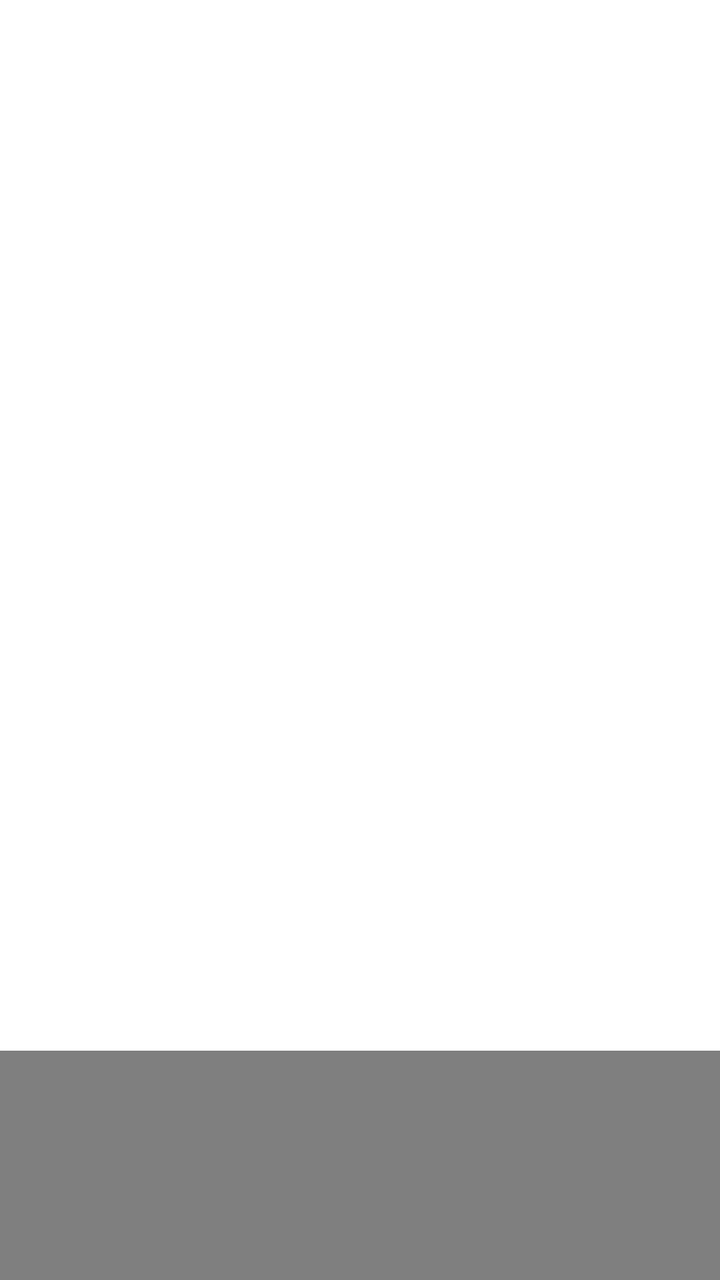
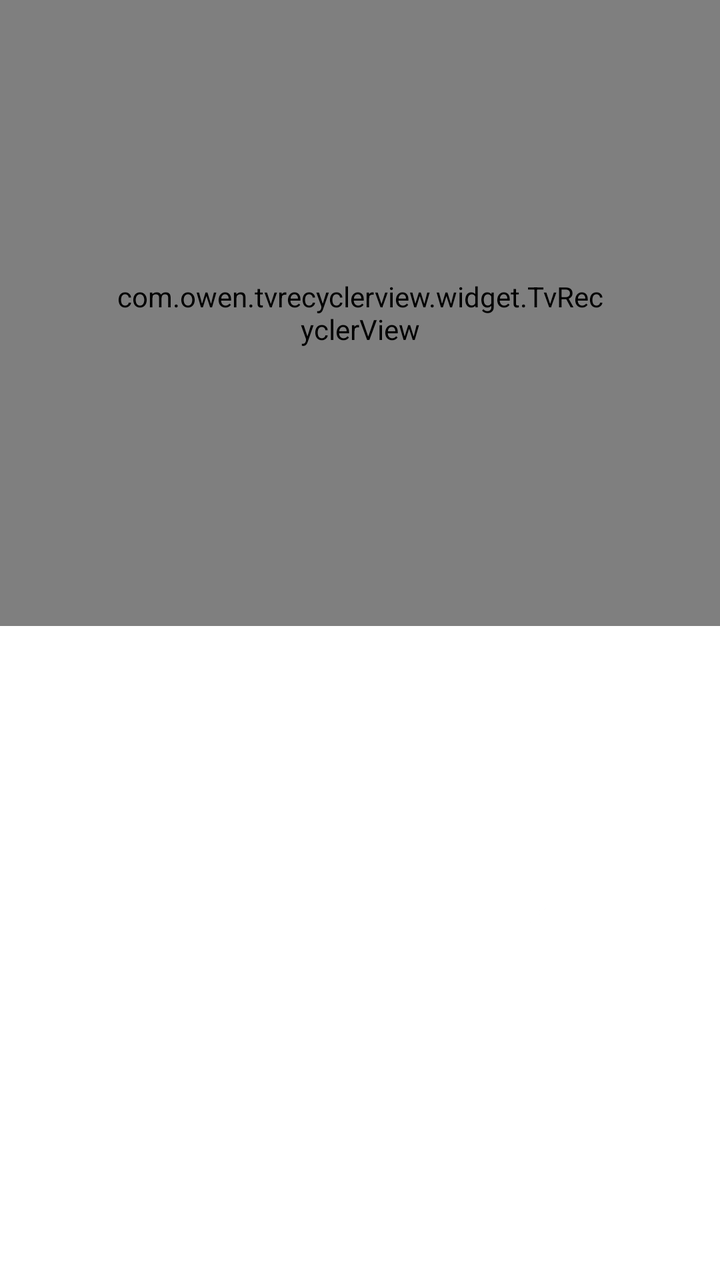

Before-and-after screenshots of an Android layout around one commit, followed by the original layout XML and the change that was made.
<!-- AndroidManifest.xml: application theme AppTheme.NoActionBar -->
<!-- res/layout/activity_collect.xml -->
<?xml version="1.0" encoding="utf-8"?>
<LinearLayout xmlns:android="http://schemas.android.com/apk/res/android"
    xmlns:app="http://schemas.android.com/apk/res-auto"
    android:layout_width="match_parent"
    android:layout_height="match_parent"
    android:orientation="vertical">

    <LinearLayout
        android:layout_width="match_parent"
        android:layout_height="wrap_content"
        android:orientation="horizontal"
        android:paddingLeft="@dimen/vs_50"
        android:paddingTop="@dimen/vs_20"
        android:paddingRight="@dimen/vs_50"
        android:paddingBottom="@dimen/vs_20">

        <TextView
            android:layout_width="wrap_content"
            android:layout_height="@dimen/vs_50"
            android:drawablePadding="@dimen/vs_10"
            android:gravity="center"
            android:text="收藏夹"
            android:textColor="@android:color/white"
            android:textSize="@dimen/ts_34"
            android:textStyle="bold" />

        <Space
            android:layout_width="0dp"
            android:layout_height="wrap_content"
            android:layout_weight="1" />

        <TextView
            android:id="@+id/tvDelTip"
            android:layout_width="wrap_content"
            android:layout_height="@dimen/vs_50"
            android:layout_gravity="center"
            android:layout_marginRight="@dimen/vs_10"
            android:focusable="false"
            android:focusableInTouchMode="false"
            android:gravity="center"
            android:text="确定键删除当前选中收藏"
            android:textColor="@android:color/white"
            android:textSize="@dimen/ts_22"
            android:visibility="gone" />

        <ImageView
            android:id="@+id/tvDelete"
            android:layout_width="@dimen/vs_50"
            android:layout_height="@dimen/vs_50"
            android:layout_marginStart="@dimen/vs_10"
            android:layout_marginEnd="@dimen/vs_10"
            android:gravity="center"
            android:background="@drawable/button_dialog_vod"
            android:focusable="false"
            android:focusableInTouchMode="false"
            android:padding="@dimen/vs_5"
            android:src="@drawable/icon_delete" />

        <ImageView
            android:id="@+id/tvClear"
            android:layout_width="@dimen/vs_50"
            android:layout_height="@dimen/vs_50"
            android:layout_marginStart="@dimen/vs_10"
            android:layout_marginEnd="@dimen/vs_10"
            android:gravity="center"
            android:background="@drawable/button_dialog_vod"
            android:focusable="false"
            android:focusableInTouchMode="false"
            android:padding="@dimen/vs_5"
            android:src="@drawable/icon_clear" />
    </LinearLayout>

    <com.owen.tvrecyclerview.widget.TvRecyclerView
        android:id="@+id/mGridView"
        android:layout_width="match_parent"
        android:layout_height="match_parent"
        android:paddingLeft="@dimen/vs_10"
        android:paddingTop="@dimen/vs_10"
        android:paddingRight="@dimen/vs_10"
        android:paddingBottom="@dimen/vs_10"
        app:tv_horizontalSpacingWithMargins="@dimen/vs_10"
        app:tv_selectedItemIsCentered="false"
        app:tv_verticalSpacingWithMargins="@dimen/vs_10" />
</LinearLayout>
<!-- resources referenced by this layout -->
<resources>
  <dimen name="ts_22">15mm</dimen>
  <dimen name="ts_34">19mm</dimen>
  <dimen name="vs_10">10mm</dimen>
  <dimen name="vs_20">20mm</dimen>
  <dimen name="vs_5">5mm</dimen>
  <dimen name="vs_50">50mm</dimen>
  <!-- drawable button_dialog_vod (drawable) -->
  <?xml version="1.0" encoding="utf-8"?>
  <selector xmlns:android="http://schemas.android.com/apk/res/android">
      <item android:state_focused="true" android:state_pressed="true">
          <shape>
              <corners android:radius="@dimen/vs_30" />
              <solid android:color="@color/color_BD0CADE2" />
          </shape>
      </item>
      <item android:state_focused="false" android:state_pressed="true">
          <shape>
              <corners android:radius="@dimen/vs_30" />
              <solid android:color="@color/color_BD0CADE2" />
          </shape>
      </item>
      <item android:state_focused="true">
          <shape>
              <corners android:radius="@dimen/vs_30" />
              <solid android:color="@color/color_BD0CADE2" />
          </shape>
      </item>
      <item android:state_focused="false" android:state_pressed="false">
          <shape>
              <corners android:radius="@dimen/vs_30" />
              <solid android:color="@android:color/transparent" />
          </shape>
      </item>
  </selector>
  <!-- drawable icon_clear (drawable) -->
  <vector android:height="24dp" android:tint="#FFFFFF"
      android:viewportHeight="24" android:viewportWidth="24"
      android:width="24dp" xmlns:android="http://schemas.android.com/apk/res/android">
      <path android:fillColor="@android:color/white" android:pathData="M5,13h14v-2L5,11v2zM3,17h14v-2L3,15v2zM7,7v2h14L21,7L7,7z"/>
  </vector>
  <!-- drawable icon_delete (drawable) -->
  <vector android:height="24dp" android:tint="#FFFFFF"
      android:viewportHeight="24" android:viewportWidth="24"
      android:width="24dp" xmlns:android="http://schemas.android.com/apk/res/android">
    <path android:fillColor="@android:color/white" android:pathData="M6,19c0,1.1 0.9,2 2,2h8c1.1,0 2,-0.9 2,-2L18,7L6,7v12zM8,9h8v10L8,19L8,9zM15.5,4l-1,-1h-5l-1,1L5,4v2h14L19,4z"/>
  </vector>
  <style name="AppTheme.NoActionBar" parent="AppTheme">
          <item name="android:windowActionBar">false</item>
          <item name="android:windowNoTitle">true</item>
          <item name="windowActionBar">false</item>
          <item name="android:windowFullscreen">true</item>//全屏即无通知栏
          <item name="android:windowContentOverlay">@null</item>//是否有遮盖
          <item name="windowNoTitle">true</item>
          <item name="android:keepScreenOn">true</item>
          
          <item name="android:windowBackground">@android:color/transparent</item>
      </style>
  <dimen name="vs_30">30mm</dimen>
  <color name="color_BD0CADE2">#BD0CADE2</color>
  <style name="AppTheme" parent="Theme.AppCompat.Light.DarkActionBar">
          
          <item name="colorPrimary">@color/color_6200EE</item>
          <item name="colorPrimaryDark">@color/color_3700B3</item>
          <item name="colorAccent">@color/color_03DAC5</item>
      </style>
  <color name="color_6200EE">#6200EE</color>
  <color name="color_3700B3">#3700B3</color>
  <color name="color_03DAC5">#03DAC5</color>
</resources>

<!-- the commit's change to res/layout/activity_collect.xml (unified diff, before → after) -->
@@ -5,75 +5,11 @@
     android:layout_height="match_parent"
     android:orientation="vertical">
 
-    <LinearLayout
-        android:layout_width="match_parent"
-        android:layout_height="wrap_content"
-        android:orientation="horizontal"
-        android:paddingLeft="@dimen/vs_50"
-        android:paddingTop="@dimen/vs_20"
-        android:paddingRight="@dimen/vs_50"
-        android:paddingBottom="@dimen/vs_20">
-
-        <TextView
-            android:layout_width="wrap_content"
-            android:layout_height="@dimen/vs_50"
-            android:drawablePadding="@dimen/vs_10"
-            android:gravity="center"
-            android:text="收藏夹"
-            android:textColor="@android:color/white"
-            android:textSize="@dimen/ts_34"
-            android:textStyle="bold" />
-
-        <Space
-            android:layout_width="0dp"
-            android:layout_height="wrap_content"
-            android:layout_weight="1" />
-
-        <TextView
-            android:id="@+id/tvDelTip"
-            android:layout_width="wrap_content"
-            android:layout_height="@dimen/vs_50"
-            android:layout_gravity="center"
-            android:layout_marginRight="@dimen/vs_10"
-            android:focusable="false"
-            android:focusableInTouchMode="false"
-            android:gravity="center"
-            android:text="确定键删除当前选中收藏"
-            android:textColor="@android:color/white"
-            android:textSize="@dimen/ts_22"
-            android:visibility="gone" />
-
-        <ImageView
-            android:id="@+id/tvDelete"
-            android:layout_width="@dimen/vs_50"
-            android:layout_height="@dimen/vs_50"
-            android:layout_marginStart="@dimen/vs_10"
-            android:layout_marginEnd="@dimen/vs_10"
-            android:gravity="center"
-            android:background="@drawable/button_dialog_vod"
-            android:focusable="false"
-            android:focusableInTouchMode="false"
-            android:padding="@dimen/vs_5"
-            android:src="@drawable/icon_delete" />
-
-        <ImageView
-            android:id="@+id/tvClear"
-            android:layout_width="@dimen/vs_50"
-            android:layout_height="@dimen/vs_50"
-            android:layout_marginStart="@dimen/vs_10"
-            android:layout_marginEnd="@dimen/vs_10"
-            android:gravity="center"
-            android:background="@drawable/button_dialog_vod"
-            android:focusable="false"
-            android:focusableInTouchMode="false"
-            android:padding="@dimen/vs_5"
-            android:src="@drawable/icon_clear" />
-    </LinearLayout>
-
     <com.owen.tvrecyclerview.widget.TvRecyclerView
         android:id="@+id/mGridView"
         android:layout_width="match_parent"
-        android:layout_height="match_parent"
+        android:layout_height="@dimen/vs_0"
+        android:layout_weight="1"
         android:paddingLeft="@dimen/vs_10"
         android:paddingTop="@dimen/vs_10"
         android:paddingRight="@dimen/vs_10"
@@ -81,4 +17,67 @@
         app:tv_horizontalSpacingWithMargins="@dimen/vs_10"
         app:tv_selectedItemIsCentered="false"
         app:tv_verticalSpacingWithMargins="@dimen/vs_10" />
+
+    <TextView
+        android:id="@+id/tvDelTip"
+        android:layout_width="match_parent"
+        android:layout_height="wrap_content"
+        android:layout_marginBottom="@dimen/vs_4"
+        android:gravity="center"
+        android:text="确定键删除当前选中收藏"
+        android:textColor="@android:color/white"
+        android:textSize="@dimen/ts_18"
+        android:visibility="gone" />
+
+    
+    <LinearLayout
+        android:layout_width="match_parent"
+        android:layout_height="wrap_content"
+        android:gravity="center_vertical"
+        android:orientation="horizontal"
+        android:paddingLeft="@dimen/vs_12"
+        android:paddingTop="@dimen/vs_4"
+        android:paddingRight="@dimen/vs_12"
+        android:paddingBottom="@dimen/vs_12">
+
+        <ImageView
+            android:id="@+id/tvDelete"
+            android:layout_width="@dimen/vs_0"
+            android:layout_height="@dimen/vs_40"
+            android:layout_weight="1"
+            android:layout_marginRight="@dimen/vs_4"
+            android:background="@drawable/button_dialog_vod"
+            android:focusable="false"
+            android:focusableInTouchMode="false"
+            android:padding="@dimen/vs_6"
+            android:scaleType="centerInside"
+            android:src="@drawable/icon_delete" />
+
+        <ImageView
+            android:id="@+id/tvClear"
+            android:layout_width="@dimen/vs_0"
+            android:layout_height="@dimen/vs_40"
+            android:layout_weight="1"
+            android:layout_marginLeft="@dimen/vs_4"
+            android:layout_marginRight="@dimen/vs_4"
+            android:background="@drawable/button_dialog_vod"
+            android:focusable="false"
+            android:focusableInTouchMode="false"
+            android:padding="@dimen/vs_6"
+            android:scaleType="centerInside"
+            android:src="@drawable/icon_clear" />
+
+        <ImageView
+            android:id="@+id/tvBack"
+            android:layout_width="@dimen/vs_0"
+            android:layout_height="@dimen/vs_40"
+            android:layout_weight="1"
+            android:layout_marginLeft="@dimen/vs_4"
+            android:background="@drawable/button_dialog_vod"
+            android:focusable="false"
+            android:focusableInTouchMode="false"
+            android:padding="@dimen/vs_6"
+            android:scaleType="centerInside"
+            android:src="@drawable/icon_back" />
+    </LinearLayout>
 </LinearLayout>
<!-- resource entries referenced after the edit -->
@@ -1,11 +1,12 @@
 <!-- resources referenced by this layout -->
 <resources>
-  <dimen name="ts_22">15mm</dimen>
-  <dimen name="ts_34">19mm</dimen>
+  <dimen name="ts_18">13mm</dimen>
+  <dimen name="vs_0">0mm</dimen>
   <dimen name="vs_10">10mm</dimen>
-  <dimen name="vs_20">20mm</dimen>
-  <dimen name="vs_5">5mm</dimen>
-  <dimen name="vs_50">50mm</dimen>
+  <dimen name="vs_12">12mm</dimen>
+  <dimen name="vs_4">4mm</dimen>
+  <dimen name="vs_40">40mm</dimen>
+  <dimen name="vs_6">6mm</dimen>
   <!-- drawable button_dialog_vod (drawable) -->
   <?xml version="1.0" encoding="utf-8"?>
   <selector xmlns:android="http://schemas.android.com/apk/res/android">
@@ -34,6 +35,7 @@
           </shape>
       </item>
   </selector>
+  <!-- drawable icon_back: png bitmap (drawable, 3156 bytes) -->
   <!-- drawable icon_clear (drawable) -->
   <vector android:height="24dp" android:tint="#FFFFFF"
       android:viewportHeight="24" android:viewportWidth="24"
